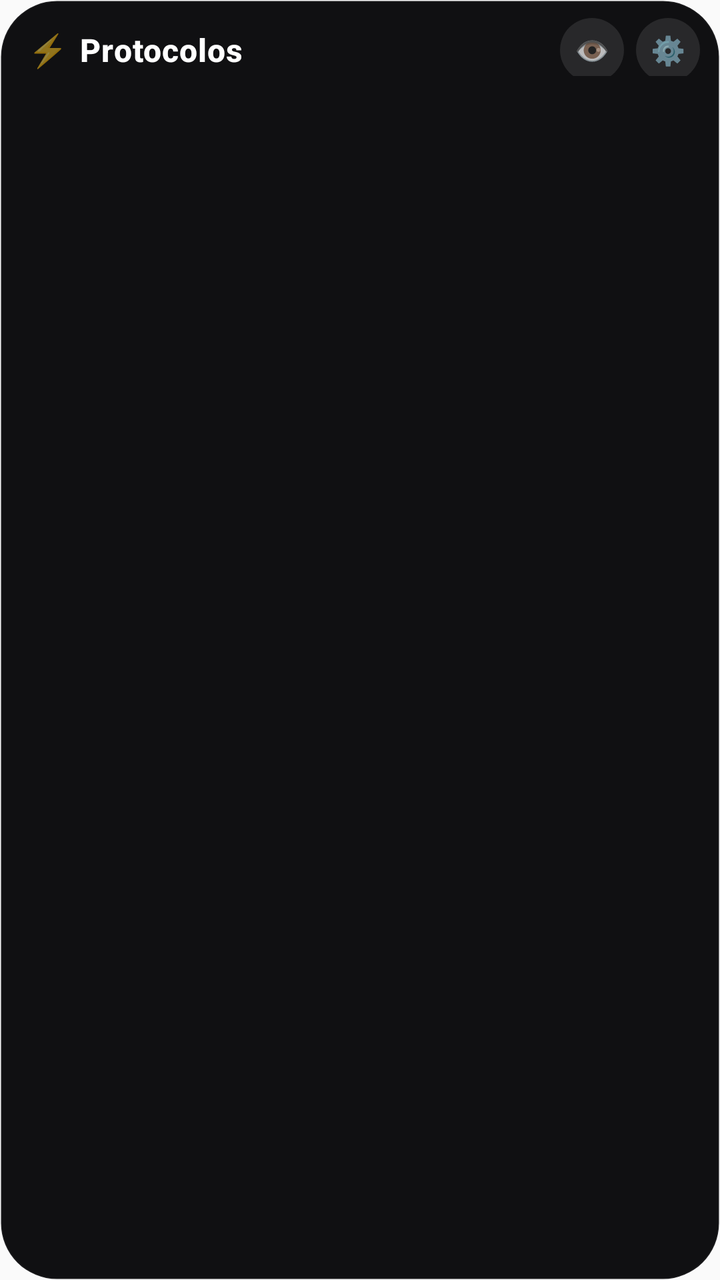
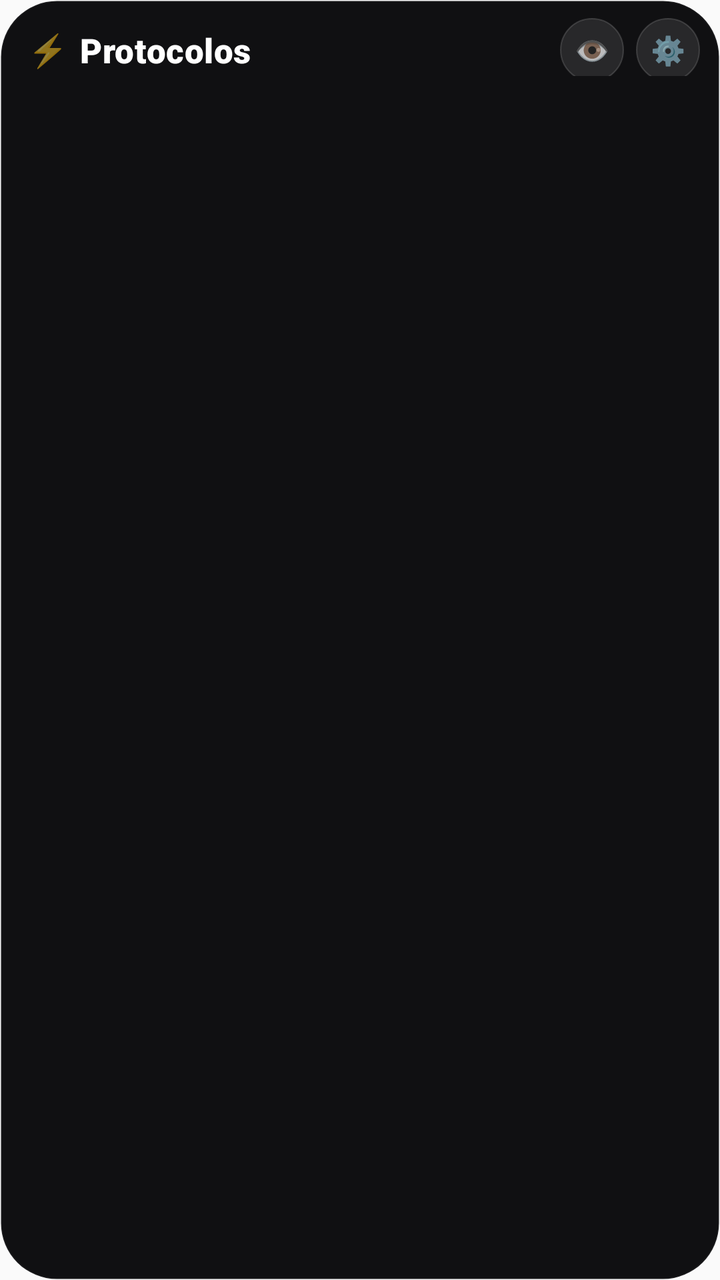

An Android layout rendered at two revisions. The XML below is the earlier revision; the diff shows what the commit changed to produce the second picture.
<!-- AndroidManifest.xml: application theme AppTheme -->
<!-- res/layout/widget_habit_list_grid.xml -->
<?xml version="1.0" encoding="utf-8"?>
<FrameLayout xmlns:android="http://schemas.android.com/apk/res/android"
    android:layout_width="match_parent"
    android:layout_height="match_parent">

    
    <ImageView
        android:id="@+id/widget_background_image"
        android:layout_width="match_parent"
        android:layout_height="match_parent"
        android:scaleType="fitXY"
        android:src="@drawable/widget_background" />

    <LinearLayout
        android:layout_width="match_parent"
        android:layout_height="match_parent"
        android:orientation="vertical"
        android:paddingStart="6dp"
        android:paddingEnd="6dp"
        android:paddingTop="6dp"
        android:paddingBottom="10dp">

        
        <RelativeLayout
            android:layout_width="match_parent"
            android:layout_height="wrap_content"
            android:paddingStart="8dp"
            android:paddingEnd="4dp"
            android:paddingBottom="6dp">

            
            <LinearLayout
                android:id="@+id/widget_header_left"
                android:layout_width="wrap_content"
                android:layout_height="wrap_content"
                android:layout_alignParentStart="true"
                android:layout_centerVertical="true"
                android:orientation="horizontal"
                android:gravity="center_vertical">

                <TextView
                    android:layout_width="wrap_content"
                    android:layout_height="wrap_content"
                    android:text="⚡"
                    android:textSize="16sp"
                    android:layout_marginEnd="6dp" />

                <TextView
                    android:id="@+id/widget_title"
                    android:layout_width="wrap_content"
                    android:layout_height="wrap_content"
                    android:text="Protocolos"
                    android:textColor="#FFFFFF"
                    android:textSize="16sp"
                    android:textStyle="bold"
                    android:fontFamily="sans-serif-medium"
                    android:letterSpacing="0.02" />

                <TextView
                    android:id="@+id/widget_count"
                    android:layout_width="wrap_content"
                    android:layout_height="wrap_content"
                    android:layout_marginStart="8dp"
                    android:textColor="#4DFFFFFF"
                    android:textSize="12sp"
                    android:fontFamily="sans-serif" />

            </LinearLayout>

            
            <FrameLayout
                android:id="@+id/widget_settings_btn"
                android:layout_width="32dp"
                android:layout_height="32dp"
                android:layout_alignParentEnd="true"
                android:layout_centerVertical="true"
                android:background="@drawable/widget_refresh_bg"
                android:clickable="true"
                android:focusable="true">

                <TextView
                    android:layout_width="wrap_content"
                    android:layout_height="wrap_content"
                    android:layout_gravity="center"
                    android:text="⚙️"
                    android:textColor="#B3FFFFFF"
                    android:textSize="14sp" />
            </FrameLayout>

            
            <FrameLayout
                android:id="@+id/widget_filter_btn"
                android:layout_width="32dp"
                android:layout_height="32dp"
                android:layout_toStartOf="@id/widget_settings_btn"
                android:layout_centerVertical="true"
                android:layout_marginEnd="6dp"
                android:background="@drawable/widget_refresh_bg"
                android:clickable="true"
                android:focusable="true">

                <TextView
                    android:id="@+id/widget_filter_icon"
                    android:layout_width="wrap_content"
                    android:layout_height="wrap_content"
                    android:layout_gravity="center"
                    android:text="👁️"
                    android:textColor="#B3FFFFFF"
                    android:textSize="14sp" />
            </FrameLayout>

            
            <FrameLayout
                android:id="@+id/widget_chrono_btn"
                android:layout_width="32dp"
                android:layout_height="32dp"
                android:layout_toStartOf="@id/widget_filter_btn"
                android:layout_centerVertical="true"
                android:layout_marginEnd="6dp"
                android:background="@drawable/widget_refresh_bg"
                android:clickable="true"
                android:focusable="true"
                android:visibility="gone">

                <TextView
                    android:id="@+id/widget_chrono_icon"
                    android:layout_width="wrap_content"
                    android:layout_height="wrap_content"
                    android:layout_gravity="center"
                    android:text="⏱️"
                    android:textColor="#B3FFFFFF"
                    android:textSize="14sp" />
            </FrameLayout>

        </RelativeLayout>

        
        <GridView
            android:id="@+id/widget_habit_grid"
            android:layout_width="match_parent"
            android:layout_height="0dp"
            android:layout_weight="1"
            android:numColumns="2"
            android:verticalSpacing="4dp"
            android:horizontalSpacing="4dp"
            android:scrollbars="none"
            android:fadingEdge="none"
            android:clipToPadding="false"
            android:paddingBottom="4dp" />

        
        <TextView
            android:id="@+id/widget_empty_text"
            android:layout_width="match_parent"
            android:layout_height="0dp"
            android:layout_weight="1"
            android:gravity="center"
            android:text="✨ ¡Todo completado!"
            android:textColor="#4DFFFFFF"
            android:textSize="14sp"
            android:fontFamily="sans-serif-medium"
            android:visibility="gone" />

        
        <ListView
            android:id="@+id/widget_habit_list"
            android:layout_width="0dp"
            android:layout_height="0dp"
            android:visibility="gone" />

    </LinearLayout>
</FrameLayout>
<!-- resources referenced by this layout -->
<resources>
  <!-- drawable widget_background (drawable) -->
  <?xml version="1.0" encoding="utf-8"?>
  <shape xmlns:android="http://schemas.android.com/apk/res/android"
      android:shape="rectangle">
      <solid android:color="#F0020204" />
      <corners android:radius="28dp" />
      <stroke
          android:width="1dp"
          android:color="#0DFFFFFF" />
  </shape>
  <!-- drawable widget_refresh_bg (drawable) -->
  <?xml version="1.0" encoding="utf-8"?>
  <shape xmlns:android="http://schemas.android.com/apk/res/android"
      android:shape="oval">
      <solid android:color="#1AFFFFFF" />
      <size
          android:width="32dp"
          android:height="32dp" />
  </shape>
  <style name="AppTheme" parent="Theme.AppCompat.Light.DarkActionBar">
          
          <item name="colorPrimary">@color/colorPrimary</item>
          <item name="colorPrimaryDark">@color/colorPrimaryDark</item>
          <item name="colorAccent">@color/colorAccent</item>
      </style>
</resources>

<!-- the commit's change to res/layout/widget_habit_list_grid.xml (unified diff, before → after) -->
@@ -51,19 +51,18 @@
                     android:layout_height="wrap_content"
                     android:text="Protocolos"
                     android:textColor="#FFFFFF"
-                    android:textSize="16sp"
-                    android:textStyle="bold"
-                    android:fontFamily="sans-serif-medium"
-                    android:letterSpacing="0.02" />
+                    android:textSize="17sp"
+                    android:fontFamily="sans-serif-black"
+                    android:letterSpacing="0.01" />
 
                 <TextView
                     android:id="@+id/widget_count"
                     android:layout_width="wrap_content"
                     android:layout_height="wrap_content"
                     android:layout_marginStart="8dp"
-                    android:textColor="#4DFFFFFF"
+                    android:textColor="#80FFFFFF"
                     android:textSize="12sp"
-                    android:fontFamily="sans-serif" />
+                    android:fontFamily="sans-serif-medium" />
 
             </LinearLayout>
 
<!-- resource entries referenced after the edit -->
@@ -15,6 +15,9 @@
   <shape xmlns:android="http://schemas.android.com/apk/res/android"
       android:shape="oval">
       <solid android:color="#1AFFFFFF" />
+      <stroke
+          android:width="0.5dp"
+          android:color="#26FFFFFF" />
       <size
           android:width="32dp"
           android:height="32dp" />
